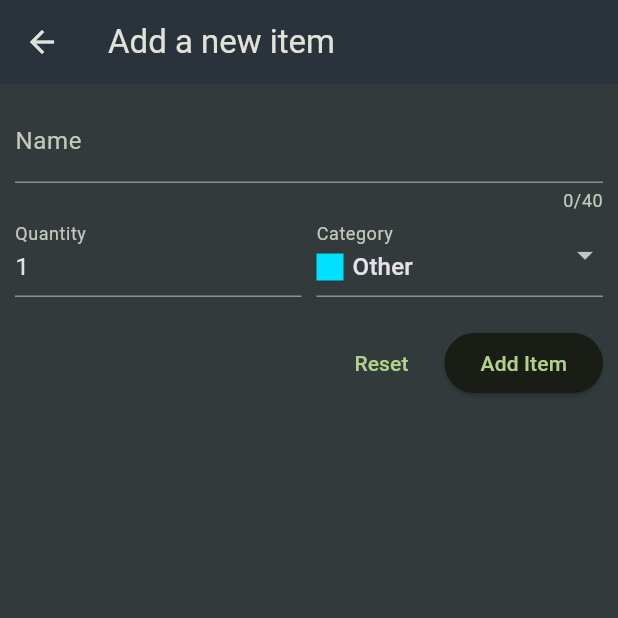
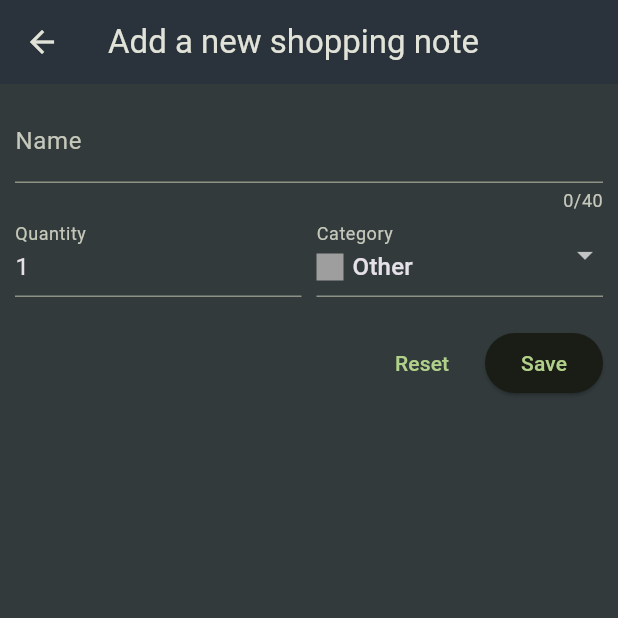
Before and after one commit to FatihYigit35/shopping_notes, a Flutter app: the screen it shows after launch, after a tap on the "add" icon, on a phone screen of 412 x 824 dp, the top half of it. Run offline on Flutter 3.47's test engine with Material 3 defaults, Android fonts, the light colour scheme and no system bars; our stand-ins replace firebase_core; accounts and stored records are empty; generated files the repository leaves out were written again; network calls fail.

Commit message:
add multi language

```diff
--- a/lib/data/categories.dart
+++ b/lib/data/categories.dart
@@ -1,46 +1,47 @@
 import 'package:flutter/material.dart';
+import 'package:shopping_notes/data/i18n.dart';
 import 'package:shopping_notes/model/categories.dart';
 import 'package:shopping_notes/model/category.dart';
 
-const categories = {
+final categories = {
   Categories.vegetables: Category(
-    'Vegetables',
-    color: Color.fromARGB(255, 0, 255, 128),
+    appLocalizations.vegetables,
+    color: Colors.green,
   ),
   Categories.fruit: Category(
-    'Fruit',
-    color: Color.fromARGB(255, 145, 255, 0),
+    appLocalizations.fruit,
+    color: Colors.lime,
   ),
   Categories.meat: Category(
-    'Meat',
-    color: Color.fromARGB(255, 255, 102, 0),
+    appLocalizations.meat,
+    color: Colors.red,
   ),
   Categories.dairy: Category(
-    'Dairy',
-    color: Color.fromARGB(255, 0, 208, 255),
+    appLocalizations.dairy,
+    color: Colors.cyan,
   ),
   Categories.carbs: Category(
-    'Carbs',
-    color: Color.fromARGB(255, 0, 60, 255),
+    appLocalizations.carbs,
+    color: Colors.indigo,
   ),
   Categories.sweets: Category(
-    'Sweets',
-    color: Color.fromARGB(255, 255, 149, 0),
+    appLocalizations.sweets,
+    color: Colors.orange,
   ),
   Categories.spices: Category(
-    'Spices',
-    color: Color.fromARGB(255, 255, 187, 0),
+    appLocalizations.spices,
+    color: Colors.yellow,
   ),
   Categories.convenience: Category(
-    'Convenience',
-    color: Color.fromARGB(255, 191, 0, 255),
+    appLocalizations.convenience,
+    color: Colors.deepPurple,
   ),
   Categories.hygiene: Category(
-    'Hygiene',
-    color: Color.fromARGB(255, 149, 0, 255),
+    appLocalizations.hygiene,
+    color: Colors.purple,
   ),
   Categories.other: Category(
-    'Other',
-    color: Color.fromARGB(255, 0, 225, 255),
+    appLocalizations.other,
+    color: Colors.grey,
   ),
 };
--- /dev/null
+++ b/lib/data/i18n.dart
@@ -0,0 +1,12 @@
+import 'package:flutter/material.dart';
+import 'package:flutter_gen/gen_l10n/app_localizations.dart';
+
+AppLocalizations get appLocalizations =>
+    _appLocalizations!; // helper function to avoid typing '!' all the time
+AppLocalizations? _appLocalizations; // global variable
+
+class AppTranslations {
+  static init(BuildContext context) {
+    _appLocalizations = AppLocalizations.of(context);
+  }
+}
--- a/lib/widget/new_item.dart
+++ b/lib/widget/new_item.dart
@@ -4,6 +4,7 @@ import 'package:flutter/material.dart';
 import 'package:http/http.dart' as http;
 import 'package:shopping_notes/data/categories.dart';
 import 'package:shopping_notes/data/constants.dart';
+import 'package:shopping_notes/data/i18n.dart';
 import 'package:shopping_notes/model/categories.dart';
 import 'package:shopping_notes/model/request_method.dart';
 import 'package:shopping_notes/model/shopping_item.dart';
@@ -66,7 +67,7 @@ class _NewItemState extends State<NewItem> {
   Widget build(BuildContext context) {
     return Scaffold(
       appBar: AppBar(
-        title: const Text('Add a new item'),
+        title: Text(appLocalizations.addNewItemScreenTitle),
       ),
       body: Padding(
         padding: const EdgeInsets.all(10),
@@ -76,14 +77,14 @@ class _NewItemState extends State<NewItem> {
             children: [
               TextFormField(
                 maxLength: 40,
-                decoration: const InputDecoration(
-                  labelText: 'Name',
+                decoration: InputDecoration(
+                  labelText: appLocalizations.name,
                 ),
                 validator: (value) {
                   if (value == null ||
                       value.isEmpty ||
                       value.trim().length <= 1) {
-                    return 'Please enter some text';
+                    return appLocalizations.pleaseEnterSomeText;
                   }
                   return null;
                 },
@@ -95,8 +96,8 @@ class _NewItemState extends State<NewItem> {
                 children: [
                   Expanded(
                     child: TextFormField(
-                      decoration: const InputDecoration(
-                        labelText: 'Quantity',
+                      decoration: InputDecoration(
+                        labelText: appLocalizations.quantity,
                       ),
                       keyboardType: TextInputType.number,
                       initialValue: _enteredQuantity.toString(),
@@ -105,7 +106,7 @@ class _NewItemState extends State<NewItem> {
                             value.isEmpty ||
                             int.tryParse(value) == null ||
                             int.tryParse(value)! <= 0) {
-                          return 'Please enter some number';
+                          return appLocalizations.pleaseEnterSomeText;
                         }
                         return null;
                       },
@@ -117,8 +118,8 @@ class _NewItemState extends State<NewItem> {
                   const SizedBox(width: 10),
                   Expanded(
                     child: DropdownButtonFormField(
-                      decoration: const InputDecoration(
-                        labelText: 'Category',
+                      decoration: InputDecoration(
+                        labelText: appLocalizations.category,
                       ),
                       value: _selectedCategory,
                       items: [
@@ -157,7 +158,7 @@ class _NewItemState extends State<NewItem> {
                     onPressed: _isSending
                         ? null
                         : () => _formKey.currentState!.reset(),
-                    child: const Text('Reset'),
+                    child: Text(appLocalizations.reset),
                   ),
                   const SizedBox(width: 10),
                   ElevatedButton(
@@ -168,7 +169,7 @@ class _NewItemState extends State<NewItem> {
                             width: 16,
                             child: CircularProgressIndicator(),
                           )
-                        : const Text('Add Item'),
+                        : Text(appLocalizations.save),
                   ),
                 ],
               )
--- a/lib/widget/shopping_notes.dart
+++ b/lib/widget/shopping_notes.dart
@@ -4,12 +4,12 @@ import 'package:flutter/material.dart';
 import 'package:http/http.dart' as http;
 import 'package:shopping_notes/data/categories.dart';
 import 'package:shopping_notes/data/constants.dart';
+import 'package:shopping_notes/data/i18n.dart';
 import 'package:shopping_notes/model/category.dart';
 import 'package:shopping_notes/model/request_method.dart';
 import 'package:shopping_notes/model/shopping_item.dart';
 import 'package:shopping_notes/widget/new_item.dart';
 import 'package:shopping_notes/widget/shopping_note_item.dart';
-import 'package:flutter_gen/gen_l10n/app_localizations.dart';
 
 class ShoppingNotes extends StatefulWidget {
   const ShoppingNotes({super.key});
@@ -41,6 +41,10 @@ class _ShoppingNotesState extends State<ShoppingNotes> {
     final Map<String, dynamic>? listData = jsonDecode(response.body);
 
     final List<ShoppingItem> loadedNotes = [];
+
+    if (!mounted) {
+      return;
+    }
 
     if (listData != null) {
       for (final item in listData.entries) {
@@ -131,9 +135,11 @@ class _ShoppingNotesState extends State<ShoppingNotes> {
 
   @override
   Widget build(BuildContext context) {
-    Widget content = const Scaffold(
+    AppTranslations.init(context);
+
+    Widget content = Scaffold(
       body: Center(
-        child: Text('No items added yet.'),
+        child: Text(appLocalizations.noItemsAddedYet),
       ),
     );
 
@@ -178,7 +184,7 @@ class _ShoppingNotesState extends State<ShoppingNotes> {
 
     return Scaffold(
       appBar: AppBar(
-        title: Text(AppLocalizations.of(context)!.shoppingNotesTitle),
+        title: Text(appLocalizations.shoppingNotesTitle),
         actions: [
           IconButton(
             onPressed: _addItem,
```
Also changed, not shown: lib/l10n/app_en.arb (+72 -0 lines), lib/l10n/app_tr.arb (+19 -1 lines), 9 other files.
